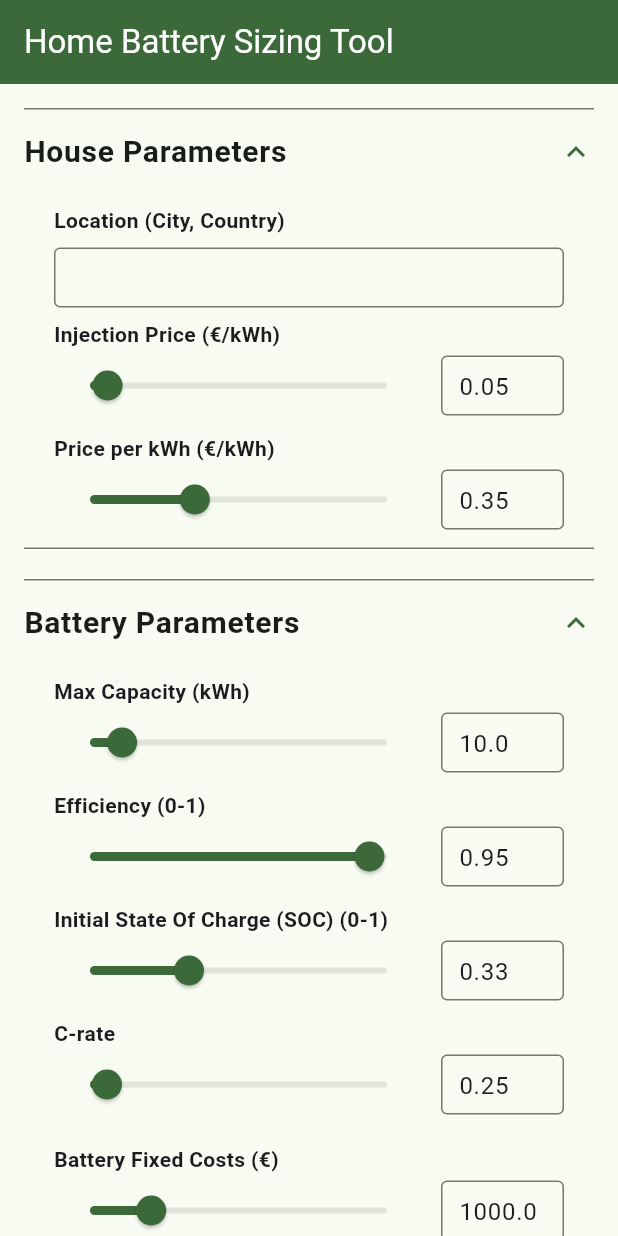
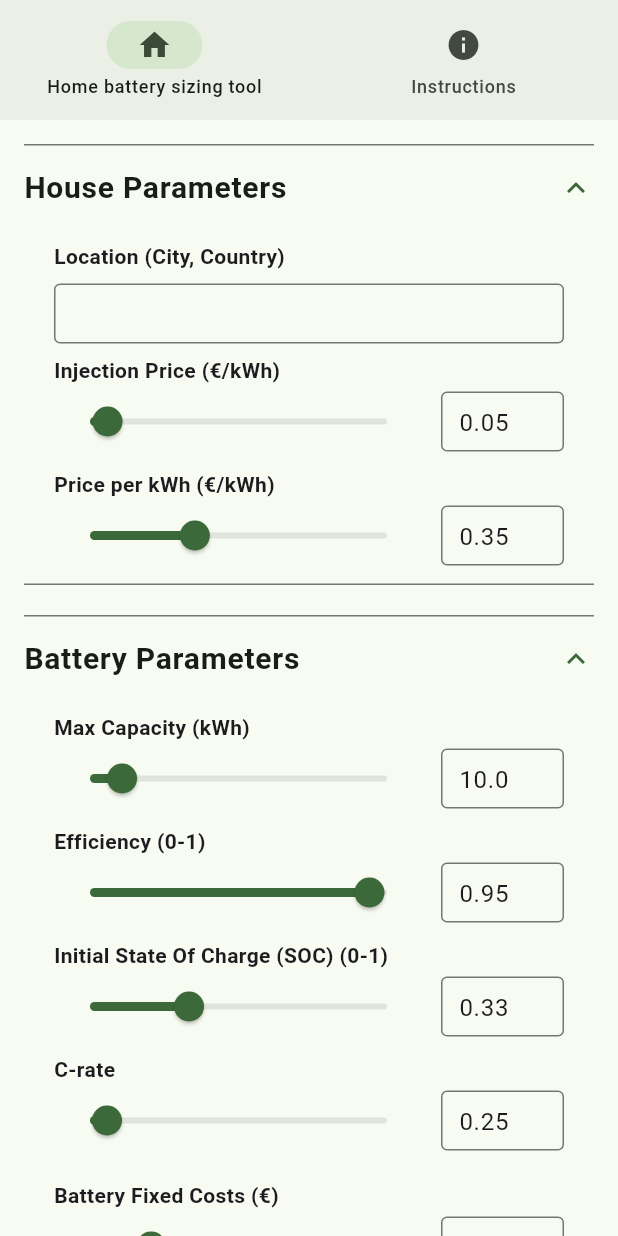
Before and after one commit to Smeetsv10/FluviusCalculations, a Flutter app: the screen it shows after launch, after a tap on "House Parameters", after a tap on "Battery Parameters", on a phone screen of 412 x 824 dp. Run offline on Flutter 3.47's test engine with Material 3 defaults, Android fonts, the phone set to English and light mode, and no system bars; our stand-ins replace file_picker, flutter_svg, google_fonts, shared_preferences, syncfusion_flutter_charts, timezone; missing offline and left inert: dart:js_interop; Roboto replaces fonts that are missing (Anta).

Commit message:
added info page and latest web build

```diff
--- a/fluvius_calculations_flutter/lib/main.dart
+++ b/fluvius_calculations_flutter/lib/main.dart
@@ -3,7 +3,7 @@ import 'package:fluvius_calculations_flutter/classes/myBattery.dart';
 import 'package:fluvius_calculations_flutter/classes/myGridData.dart';
 import 'package:fluvius_calculations_flutter/classes/myHouse.dart';
 import 'package:fluvius_calculations_flutter/classes/myUser.dart';
-import 'package:fluvius_calculations_flutter/screens/homescreen.dart';
+import 'package:fluvius_calculations_flutter/widgets/screenSelector.dart';
 import 'package:google_fonts/google_fonts.dart';
 import 'package:provider/provider.dart';
 import 'package:timezone/data/latest.dart' as tz;
@@ -45,7 +45,7 @@ class MainApp extends StatelessWidget {
         textTheme: GoogleFonts.antaTextTheme(Theme.of(context).textTheme),
         useMaterial3: true,
       ),
-      home: HomeScreen(),
+      home: ScreenSelector(),
     );
   }
 }
--- a/fluvius_calculations_flutter/lib/screens/homescreen.dart
+++ b/fluvius_calculations_flutter/lib/screens/homescreen.dart
@@ -141,15 +141,7 @@ class _HomeScreenState extends State<HomeScreen> {
 
   @override
   Widget build(BuildContext context) {
-    return Scaffold(
-      appBar: AppBar(
-        title: const Text(
-          'Home Battery Sizing Tool',
-          style: TextStyle(color: Colors.white),
-        ),
-        backgroundColor: Theme.of(context).colorScheme.primary,
-      ),
-      body: Stack(
+    return Stack(
       children: [
         if (isLoading)
           Container(
@@ -169,6 +161,13 @@ class _HomeScreenState extends State<HomeScreen> {
               const SizedBox(height: 20),
               Divider(),
               const SizedBox(height: 12),
+
+              // Data action buttons
+              Row(
+                mainAxisAlignment: MainAxisAlignment.spaceEvenly,
+                children: [
+                  Column(
+                    children: [
                       TextButton(
                         onPressed: isLoading ? null : processData,
                         child: const Text('Process Data'),
@@ -177,6 +176,15 @@ class _HomeScreenState extends State<HomeScreen> {
                         onPressed: isLoading ? null : visualizeData,
                         child: const Text('Visualize Data'),
                       ),
+                    ],
+                  ),
+                  const SizedBox(
+                    width: 20,
+                    child: Icon(Icons.arrow_forward_outlined),
+                  ),
+                  // Simulation buttons
+                  Column(
+                    children: [
                       TextButton(
                         onPressed: isLoading ? null : simulateHousehold,
                         child: const Text('Simulate Household'),
@@ -185,16 +193,28 @@ class _HomeScreenState extends State<HomeScreen> {
                         onPressed: isLoading ? null : visualizeSimulation,
                         child: const Text('Plot Simulation Results'),
                       ),
+                    ],
+                  ),
+                  const SizedBox(
+                    width: 20,
+                    child: Icon(Icons.arrow_forward_outlined),
+                  ),
+                  // Optimize battery button
+                  Column(
+                    children: [
                       TextButton(
                         onPressed: isLoading ? null : optimizeBattery,
                         child: const Text('Optimize Battery'),
+                      ),
+                    ],
+                  ),
+                ],
               ),
               const SizedBox(height: 20),
             ],
           ),
         ),
       ],
-      ),
     );
   }
 }
--- /dev/null
+++ b/fluvius_calculations_flutter/lib/screens/insctructionScreen.dart
@@ -0,0 +1,74 @@
+import 'package:flutter/material.dart';
+import 'package:flutter/gestures.dart';
+import 'dart:js_interop';
+
+@JS()
+external void open(String url, String target);
+
+class InstructionScreen extends StatelessWidget {
+  const InstructionScreen({super.key});
+
+  // Open URL in new tab (Web)
+  void _launchUrl(String url) {
+    open(url, '_blank');
+  }
+
+  @override
+  Widget build(BuildContext context) {
+    return Padding(
+      padding: const EdgeInsets.all(24.0),
+      child: Row(
+        crossAxisAlignment: CrossAxisAlignment.start,
+        children: [
+          // Instruction text
+          Expanded(
+            flex: 1,
+            child: Column(
+              crossAxisAlignment: CrossAxisAlignment.start,
+              children: [
+                const Text(
+                  'CSV Data Guide',
+                  style: TextStyle(fontSize: 22, fontWeight: FontWeight.bold),
+                ),
+                const SizedBox(height: 12),
+                RichText(
+                  text: TextSpan(
+                    style: const TextStyle(fontSize: 16, color: Colors.black),
+                    children: [
+                      const TextSpan(text: '1. Go to '),
+                      TextSpan(
+                        text: 'fluvius.be',
+                        style: const TextStyle(
+                          color: Colors.blue,
+                          decoration: TextDecoration.underline,
+                        ),
+                        recognizer: TapGestureRecognizer()
+                          ..onTap = () {
+                            _launchUrl('https://www.fluvius.be');
+                          },
+                      ),
+                      const TextSpan(
+                        text:
+                            ' click on "Mijn Fluvius" and log in to your account.\n\n'
+                            '2. Click on "Verbruik" to access your consumption data.\n\n'
+                            '3. Click on "Historiek Downloaden" to download your consumption data as a CSV file.\n\n'
+                            '4. Important: Select "Kwartiertotalen" to get an accurate simulation for your household.\n\n'
+                            '5. Click on "Downloaden" and Load the CSV file into the app using the "Load CSV Data" button on the Home Screen.',
+                      ),
+                    ],
+                  ),
+                ),
+              ],
+            ),
+          ),
+          const SizedBox(width: 24),
+          // PDF as image
+          Expanded(
+            flex: 2,
+            child: Image.asset('assets/csvDataGuide.png', fit: BoxFit.contain),
+          ),
+        ],
+      ),
+    );
+  }
+}
--- /dev/null
+++ b/fluvius_calculations_flutter/lib/widgets/screenSelector.dart
@@ -0,0 +1,82 @@
+import 'package:flutter/material.dart';
+import 'package:fluvius_calculations_flutter/screens/homescreen.dart';
+import 'package:fluvius_calculations_flutter/screens/insctructionScreen.dart';
+
+class ScreenSelector extends StatefulWidget {
+  const ScreenSelector({super.key});
+
+  @override
+  State<ScreenSelector> createState() => _ScreenSelectorState();
+}
+
+class _ScreenSelectorState extends State<ScreenSelector> {
+  int _selectedIndex = 0;
+
+  final List<Map<String, dynamic>> _screens = [
+    {
+      'name': 'Home battery sizing tool',
+      'icon': Icons.home,
+      'widget': const _KeepAliveWrapper(child: HomeScreen()),
+    },
+    {
+      'name': 'Instructions',
+      'icon': Icons.info,
+      'widget': const _KeepAliveWrapper(child: InstructionScreen()),
+    },
+  ];
+
+  void _onDestinationSelected(int index) {
+    setState(() {
+      _selectedIndex = index;
+    });
+  }
+
+  @override
+  Widget build(BuildContext context) {
+    return Scaffold(
+      body: Column(
+        children: [
+          NavigationBar(
+            selectedIndex: _selectedIndex,
+            onDestinationSelected: _onDestinationSelected,
+            destinations: _screens.map((screen) {
+              return NavigationDestination(
+                icon: Icon(screen['icon']),
+                label: screen['name'],
+              );
+            }).toList(),
+          ),
+          Expanded(
+            child: IndexedStack(
+              index: _selectedIndex,
+              children: _screens
+                  .map((screen) => screen['widget'] as Widget)
+                  .toList(),
+            ),
+          ),
+        ],
+      ),
+    );
+  }
+}
+
+class _KeepAliveWrapper extends StatefulWidget {
+  final Widget child;
+
+  const _KeepAliveWrapper({required this.child});
+
+  @override
+  State<_KeepAliveWrapper> createState() => _KeepAliveWrapperState();
+}
+
+class _KeepAliveWrapperState extends State<_KeepAliveWrapper>
+    with AutomaticKeepAliveClientMixin {
+  @override
+  bool get wantKeepAlive => true;
+
+  @override
+  Widget build(BuildContext context) {
+    super.build(context);
+    return widget.child;
+  }
+}
--- a/fluvius_calculations_flutter/pubspec.yaml
+++ b/fluvius_calculations_flutter/pubspec.yaml
@@ -21,6 +21,10 @@ dependencies:
   flutter_svg: ^2.2.3
   syncfusion_flutter_charts: ^32.1.21
   timezone: ^0.10.1
+  path_provider: ^2.1.5
+  flutter_pdfview: 1.3.2
+  url_launcher: ^6.3.0
+
 
 
 dev_dependencies:
@@ -30,3 +34,5 @@ dev_dependencies:
 
 flutter:
   uses-material-design: true
+  assets:
+    - assets/
```
Also changed, not shown: fluvius_calculations_flutter/assets/csvDataGuide.png (added), fluvius_calculations_flutter/lib/widgets/myAppBar.dart (added), fluvius_calculations_flutter/pubspec.lock, 6 other files. Lines whose indentation alone changed are shown as unchanged.
